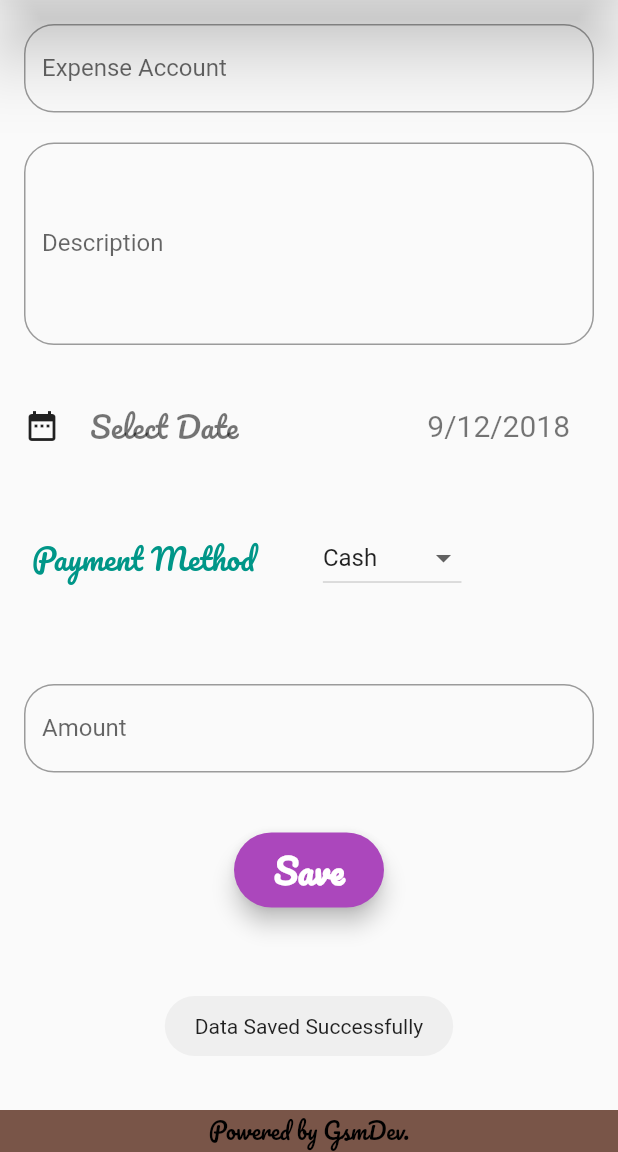
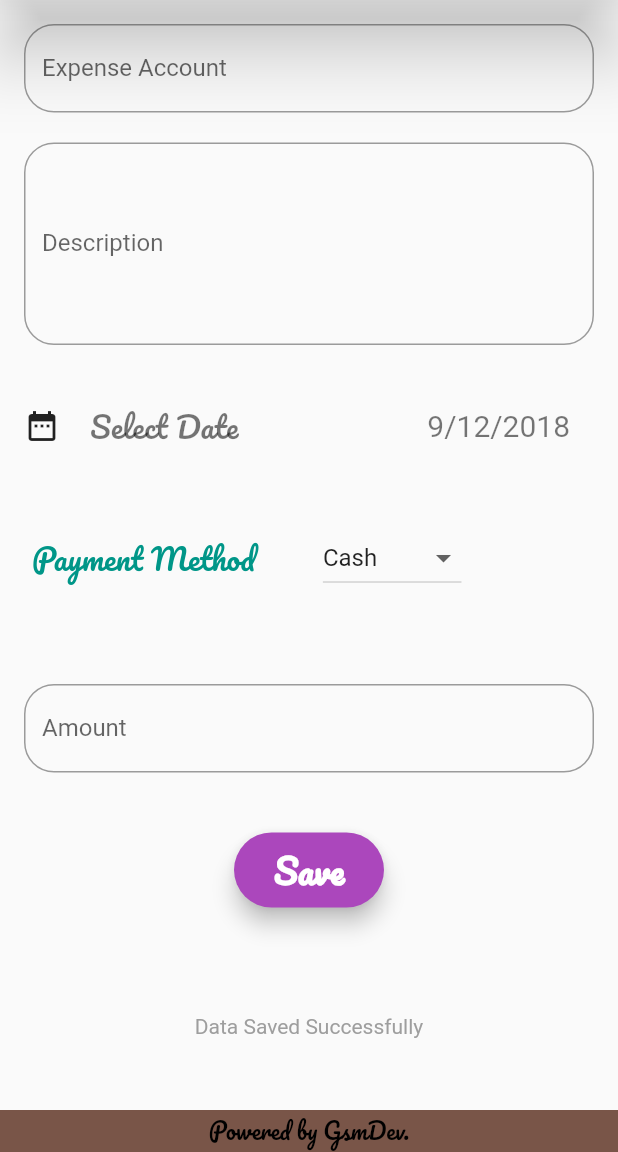
Before and after one commit to Snamron/My-Expenses, a Flutter app: the screen it shows after launch, after a tap on "Save", on a phone screen of 412 x 824 dp, the part 84-1236 px from its top. Run offline on Flutter 3.47's test engine with Material 2 defaults, Android fonts, the phone set to English and light mode, and no system bars; our stand-ins replace fluttertoast; network calls fail.

Commit message:
file fix

```diff
--- a/lib/expenseform.dart
+++ b/lib/expenseform.dart
@@ -209,10 +209,13 @@ class _ExpenseFormState extends State<ExpenseForm> {
                             txtdescription.clear();
                             txtamount.clear();
                             post();
+
                             Fluttertoast.showToast(
                                 msg: 'Data Saved Successfully',
                                 gravity: ToastGravity.BOTTOM,
                                 toastLength: Toast.LENGTH_SHORT,
+                                textColor: Colors.grey,
+                                backgroundColor: Colors.transparent
                                 // bgcolor: '#FFFFFF',
                                 // textcolor: '#333333'
                                 );
```
Lines whose indentation alone changed are shown as unchanged.
